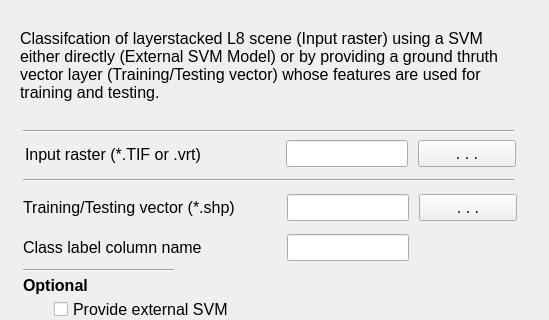
Old version of the form uis/classification.ui in the repository GFZ-Centre-for-Early-Warning/REM_satex_plugin; both pictures show x 0 to 549 and y 0 to 320 of the 549 by 546 pixel window.
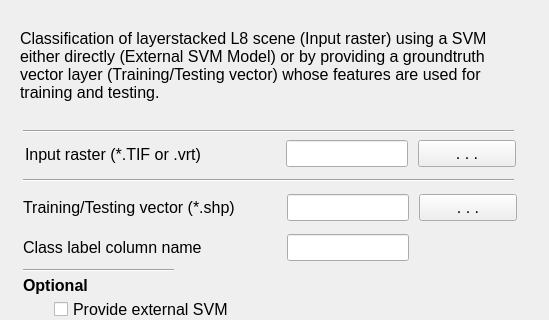
New version of the form.

```diff
--- a/uis/classification.ui
+++ b/uis/classification.ui
@@ -157,7 +157,7 @@
     <number>0</number>
    </property>
    <property name="text">
-    <string>&lt;html&gt;&lt;head/&gt;&lt;body&gt;&lt;p&gt;Classifcation of layerstacked L8 scene (Input raster) using a SVM either directly (External SVM Model) or by providing a ground thruth vector layer (Training/Testing vector) whose features are used for training and testing.&lt;/p&gt;&lt;/body&gt;&lt;/html&gt;</string>
+    <string>&lt;html&gt;&lt;head/&gt;&lt;body&gt;&lt;p&gt;Classification of layerstacked L8 scene (Input raster) using a SVM either directly (External SVM Model) or by providing a groundtruth vector layer (Training/Testing vector) whose features are used for training and testing.&lt;/p&gt;&lt;/body&gt;&lt;/html&gt;</string>
    </property>
    <property name="wordWrap">
     <bool>true</bool>
```
